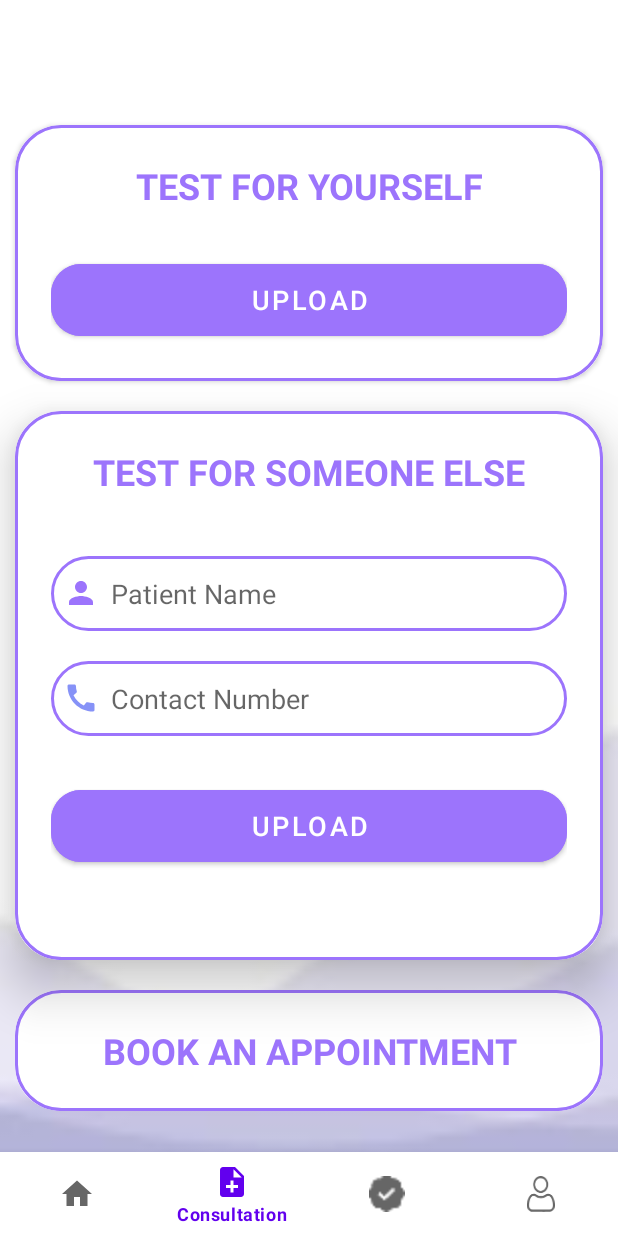
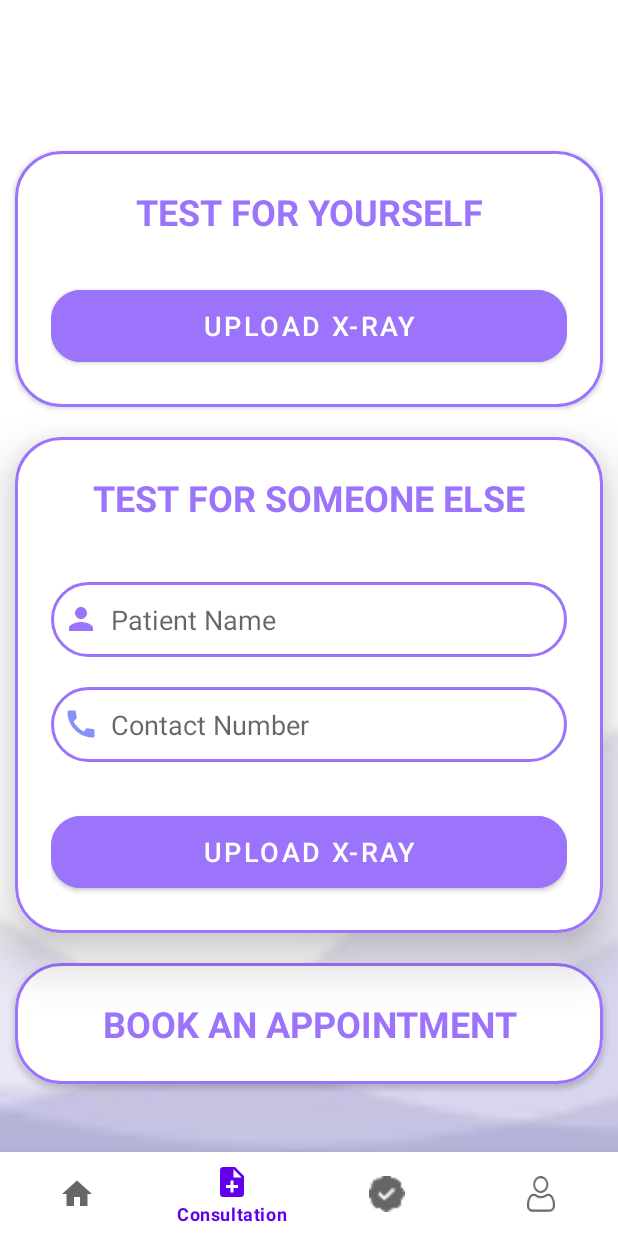
Before and after one commit to Vaibhav0120/LifeBeat, an Android app: the screen it shows after launch once a user with an empty profile is signed in (MainActivity), item 2 of the bottom bar chosen, on a phone screen of 412 x 824 dp. Run offline under Robolectric (Android 15) with nearby library versions, the phone set to English and light mode, and no system bars; our stand-ins replace Firebase (no records; nobody signed in at launch, a user with empty details on screens opened directly), navigation-ui; libraries missing offline, so code that uses them is left out: org.tensorflow.lite; Roboto replaces fonts that are not available here; 1 statement that could not run was skipped.

Commit message:
added prediction result card

```diff
--- a/app/src/main/AndroidManifest.xml
+++ b/app/src/main/AndroidManifest.xml
@@ -51,10 +51,11 @@
             android:name=".ui.DocListActivity"
             android:exported="false" />
 
-        <!-- ShopFragment -->
+        <!-- MLFragment -->
         <activity
             android:name=".ui.MLFragment"
-            android:exported="false" />
+            android:exported="false"
+            tools:ignore="Instantiatable" />
         <meta-data
             android:name="preloaded_fonts"
             android:resource="@array/preloaded_fonts" />
--- a/app/src/main/res/layout/fragment_ml.xml
+++ b/app/src/main/res/layout/fragment_ml.xml
@@ -8,7 +8,6 @@
     android:gravity="center"
     android:background="@drawable/upload_bg"
     tools:context=".ui.MLFragment">
-
 
     <androidx.cardview.widget.CardView
         android:layout_width="match_parent"
@@ -36,13 +35,32 @@
             <Button
                 android:layout_width="match_parent"
                 android:layout_height="60dp"
-                android:text="Upload"
+                android:text="Upload X-RAY"
                 android:id="@+id/upload_button_me"
                 android:textSize="18sp"
                 android:layout_marginTop="30dp"
                 android:backgroundTint="@color/lavender"
                 app:cornerRadius = "20dp"/>
         </LinearLayout>
+
+    </androidx.cardview.widget.CardView>
+
+    <androidx.cardview.widget.CardView
+        android:id="@+id/prediction_result_card"
+        android:layout_width="match_parent"
+        android:layout_height="wrap_content"
+        android:layout_margin="10dp"
+        app:cardCornerRadius="30dp"
+        android:visibility="gone">
+
+        <TextView
+            android:id="@+id/prediction_result_text"
+            android:layout_width="match_parent"
+            android:layout_height="wrap_content"
+            android:padding="16dp"
+            android:textSize="18sp"
+            android:textColor="@android:color/white"
+            android:textAlignment="center"/>
 
     </androidx.cardview.widget.CardView>
 
@@ -99,20 +117,12 @@
             <Button
                 android:layout_width="match_parent"
                 android:layout_height="60dp"
-                android:text="Upload"
+                android:text="Upload X-RAY"
                 android:id="@+id/upload_button"
                 android:textSize="18sp"
                 android:layout_marginTop="30dp"
                 android:backgroundTint="@color/lavender"
                 app:cornerRadius = "20dp"/>
-
-            <TextView
-                android:id="@+id/model_output_text"
-                android:layout_width="wrap_content"
-                android:layout_height="wrap_content"
-                android:text=""
-                android:layout_marginTop="16dp"/>
-
 
         </LinearLayout>
 
@@ -144,5 +154,4 @@
         </LinearLayout>
 
     </androidx.cardview.widget.CardView>
-
 </LinearLayout>
```
Also changed, not shown: app/src/main/java/com/example/lifebeat/ui/MLFragment.kt (+33 -18 lines).
